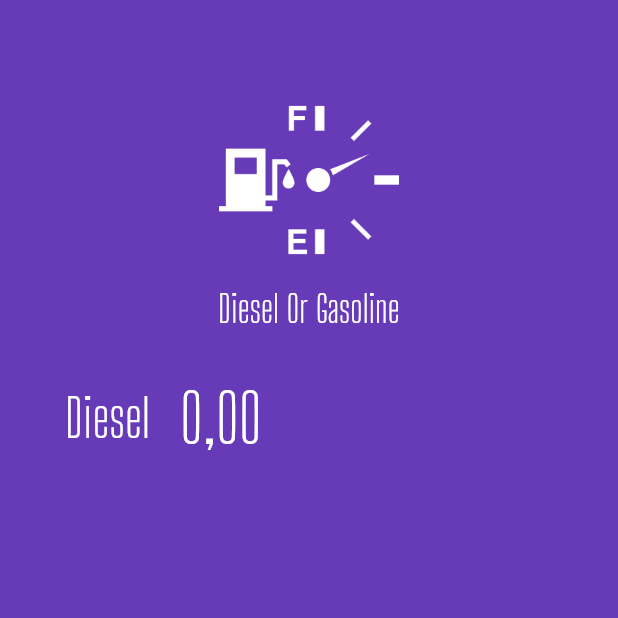
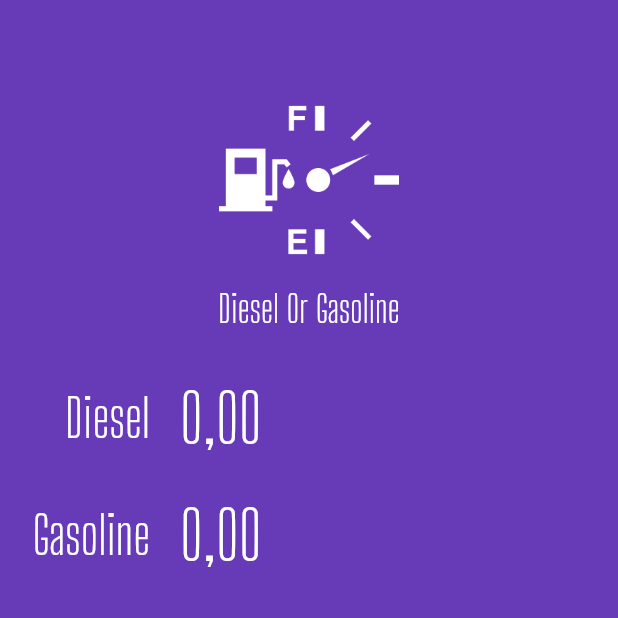
Before and after one commit to wendellarnald/flutter-fuel, a Flutter app: the screen it shows after launch, on a phone screen of 412 x 824 dp, the top half of it. Run offline on Flutter 3.47's test engine with Material 2 defaults, Android fonts, the phone set to English and light mode, and no system bars; our stand-ins replace flutter_masked_text.

Commit message:
Composing the entry of values

```diff
--- a/lib/main.dart
+++ b/lib/main.dart
@@ -1,5 +1,6 @@
 import 'package:flutter/material.dart';
 import 'package:flutter_masked_text/flutter_masked_text.dart';
+import 'package:fuel/widgets/input.widget.dart';
 import 'package:fuel/widgets/logo.widget.dart';
 
 void main() {
@@ -22,7 +23,8 @@ class MyApp extends StatelessWidget {
 }
 
 class HomePage extends StatelessWidget {
-  var _gasController = new MoneyMaskedTextController();
+  var _dieselController = new MoneyMaskedTextController();
+  var _gasolineController = new MoneyMaskedTextController();
 
   @override
   Widget build(BuildContext context) {
@@ -31,38 +33,13 @@ class HomePage extends StatelessWidget {
       body: ListView(
         children: <Widget>[
           Logo(),
-          Row(
-            children: <Widget>[
-              Container(
-                width: 100,
-                alignment: Alignment.centerRight,
-                child: Text(
-                  "Diesel",
-                  style: TextStyle(
-                    color: Colors.white,
-                    fontSize: 35,
-                    fontFamily: "Big Shoulders Display",
-                  ),
-                ),
-              ),
-              SizedBox(
-                width: 20,
-              ),
-              Expanded(
-                child: TextFormField(
-                  controller: _gasController,
-                  keyboardType: TextInputType.number,
-                  style: TextStyle(
-                    color: Colors.white,
-                    fontSize: 45,
-                    fontFamily: "Big Shoulders Display",
-                  ),
-                  decoration: InputDecoration(
-                    border: InputBorder.none,
-                  ),
-                ),
-              )
-            ],
+          Input(
+            label: "Diesel",
+            ctrl: _dieselController,
+          ),
+          Input(
+            label: "Gasoline",
+            ctrl: _gasolineController,
           ),
         ],
       ),
--- /dev/null
+++ b/lib/widgets/input.widget.dart
@@ -0,0 +1,49 @@
+import 'package:flutter/material.dart';
+import 'package:flutter_masked_text/flutter_masked_text.dart';
+
+class Input extends StatelessWidget {
+  var label = "";
+  var ctrl = new MoneyMaskedTextController();
+
+  Input({
+    @required this.label,
+    @required this.ctrl,
+  });
+
+  @override
+  Widget build(BuildContext context) {
+    return Row(
+      children: <Widget>[
+        Container(
+          width: 100,
+          alignment: Alignment.centerRight,
+          child: Text(
+            label,
+            style: TextStyle(
+              color: Colors.white,
+              fontSize: 35,
+              fontFamily: "Big Shoulders Display",
+            ),
+          ),
+        ),
+        SizedBox(
+          width: 20,
+        ),
+        Expanded(
+          child: TextFormField(
+            controller: ctrl,
+            keyboardType: TextInputType.number,
+            style: TextStyle(
+              color: Colors.white,
+              fontSize: 45,
+              fontFamily: "Big Shoulders Display",
+            ),
+            decoration: InputDecoration(
+              border: InputBorder.none,
+            ),
+          ),
+        )
+      ],
+    );
+  }
+}
```
